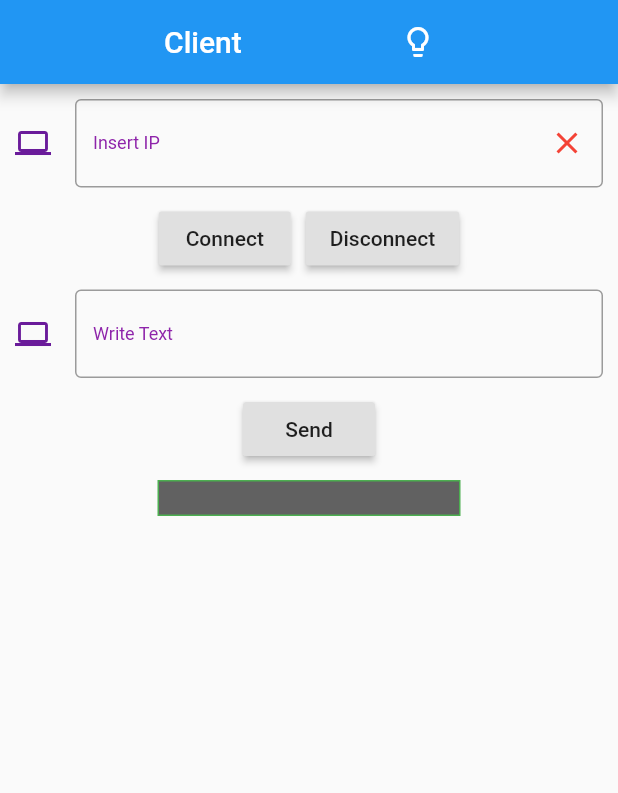
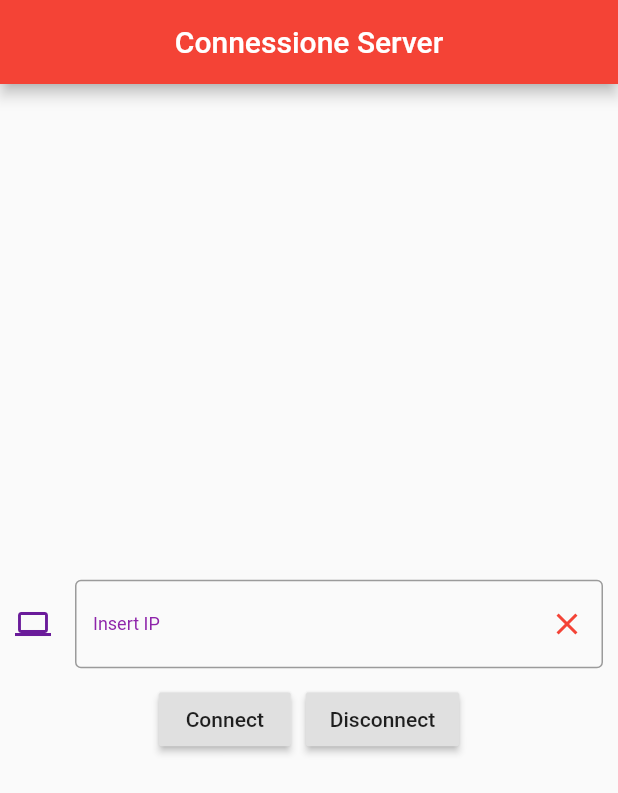
Before and after one commit to enrik-rucaj/Flutter-Applications, a Flutter app: the screen it shows after launch, after a tap on "Connect", on a phone screen of 412 x 824 dp. Shown: the top 793 px of the screen. Run offline on Flutter 3.47's test engine with Material 2 defaults, Android fonts, the phone set to English and light mode, and no system bars.

Commit message:
Echo[aggiunto multipage e migliorato Server]

```diff
--- /dev/null
+++ b/echo/client/lib/globals.dart
@@ -0,0 +1,5 @@
+library elimina.globals;
+import 'dart:io';
+
+
+Socket client;
--- a/echo/client/lib/main.dart
+++ b/echo/client/lib/main.dart
@@ -1,7 +1,16 @@
+import 'globals.dart' as globals;
 import 'dart:io';
 import 'package:flutter/material.dart';
+import 'package:client/secondScreen.dart';
 
-void main() => runApp(Client());
+void main() {
+
+
+  return runApp(MaterialApp(
+    //theme: globals.isDark? globals.darkMode : ThemeData.light(),
+    home: Client()
+  ));
+}
 
 class Client extends StatefulWidget {
   @override
@@ -9,20 +18,22 @@ class Client extends StatefulWidget {
 }
 
 class _ClientState extends State<Client> {
-  Socket _client;
   TextEditingController _ip = TextEditingController();
-  TextEditingController _text  = TextEditingController();
   Icon _ipIcon;
-  String _testo = "";
 
   void connect() async{
       try {
-        _client = await Socket.connect(_ip.text, 3000);
+        globals.client = await Socket.connect(_ip.text, 3000);
         print("connesso");
 
         setState(() {
           _ipIcon = Icon(Icons.done, color: Colors.green);
         });
+
+        Navigator.push(
+          context,
+          new MaterialPageRoute(builder: (context) => new Client2()),
+        );
       } catch (e) {
         setState(() {
           _ipIcon = Icon(Icons.close, color: Colors.red);
@@ -30,65 +41,25 @@ class _ClientState extends State<Client> {
       }
   }
 
-  void send() {
-    _client.write(_text.text);
-    _client.listen((data){
-      setState(() {
-        _testo = String.fromCharCodes(data).trim();
-        print(_testo);
-      });
-    });
-  }
-
   void disconnect() {
-    _client.destroy();
+    globals.client.destroy();
     setState(() {
       _ipIcon = null;
       _ip.clear();
-      _text.clear();
-      _testo = "";
     });
 
   }
 
-
-  bool isDark = false;
-  ThemeData darkMode = ThemeData(
-    brightness: Brightness.dark,
-  );
-
   @override
   Widget build(BuildContext context) {
-    return MaterialApp(
-      theme: isDark? darkMode : ThemeData.light(),
-      home: MyHomePage(),
-    );
-  }
-
-
-  Widget MyHomePage() {
     return Scaffold(
       appBar: AppBar(
-        title: Row(
-          mainAxisAlignment: MainAxisAlignment.spaceEvenly,
-          children: <Widget>[
-            Text("Client"),
-            IconButton(
-              icon: Icon(Icons.lightbulb_outline),
-              onPressed: () {
-                setState(() {
-                  if(isDark == false)
-                    isDark = true;
-                  else
-                    isDark = false;
-                });
-              },
-            )
-          ],
-        ),
+        title: Text("Connessione Server"),
         centerTitle: true,
+        backgroundColor: Colors.red,
       ),
       body: Center(
+        child: SingleChildScrollView(
           child: Column(
             children: <Widget>[
               Padding(
@@ -123,39 +94,8 @@ class _ClientState extends State<Client> {
                   ),
                 ],
               ),
-            Padding(
-              padding: const EdgeInsets.all(10.0),
-              child: TextField(
-                controller: _text,
-                decoration: InputDecoration(
-                  border: OutlineInputBorder(),
-                  icon: Icon(Icons.computer,
-                    color: Colors.purple[800],
+            ],
           ),
-                  labelText: "Write Text",
-                  labelStyle: TextStyle(
-                    fontSize: 12.0,
-                    color: Colors.purple[600]
-                  ),
-                ),
-              ),
-            ),
-            RaisedButton(
-              onPressed: send,
-              child: Text("Send"),
-            ),
-            Container(
-              margin: EdgeInsets.all(10.0),
-              padding: EdgeInsets.fromLTRB(100.0, 3.0, 100.0, 3.0),
-              decoration: BoxDecoration(
-                border: Border.all(color: Colors.green),
-                color: Colors.grey[700],
-              ),
-              child: Text("$_testo",
-                style: TextStyle(color: Colors.white),
-              ),
-            ),
-          ],
         ),
       ),
     );
```
Also changed, not shown: echo/client/lib/secondScreen.dart (added, +77 -0 lines), echo/server/lib/main.dart (+56 -9 lines). Lines whose indentation alone changed are shown as unchanged.
